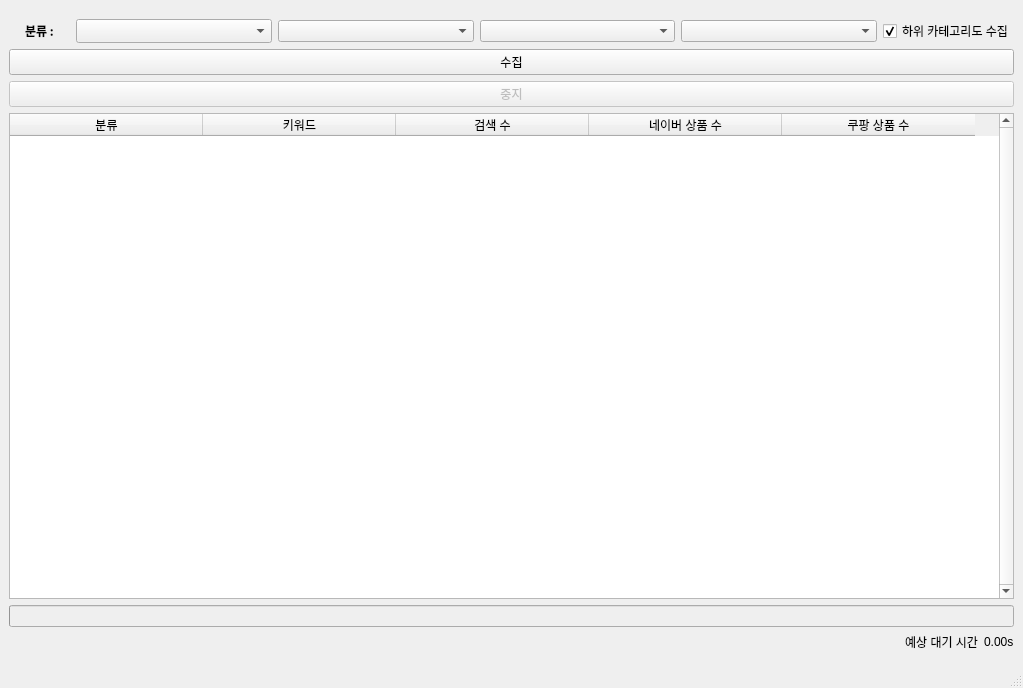
First picture: the form in ui/main_window.ui, repository BK927/my-longtail-keywords-miner, before the edit.
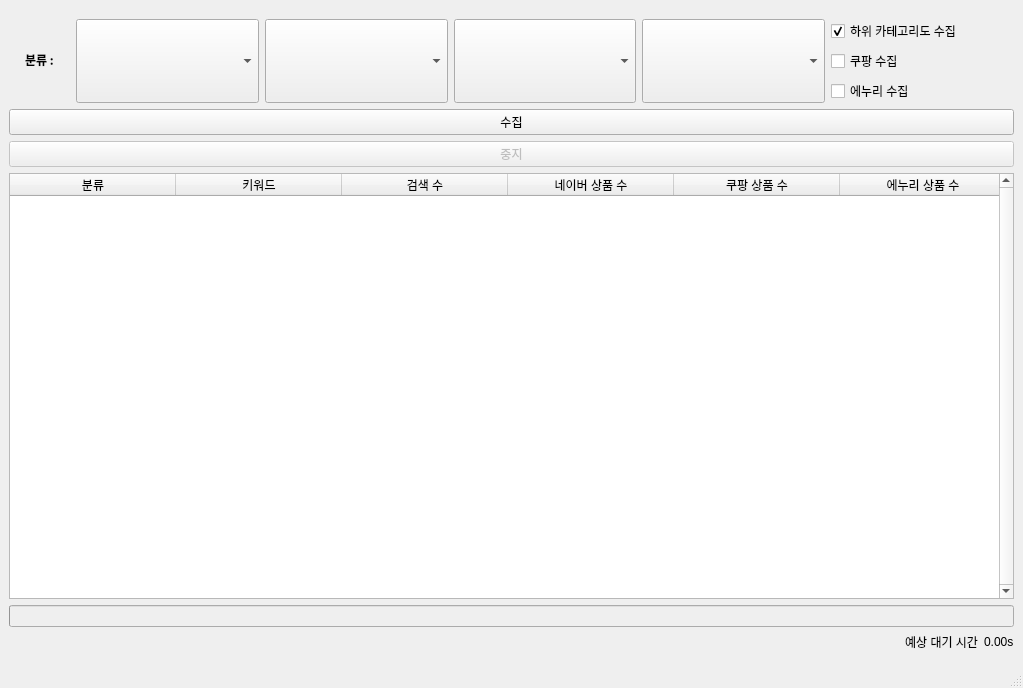
Second picture: the form after the edit.

Commit message: added crawling options, save screenshot for debugging, prevent coupang access denied logic

```diff
--- a/ui/main_window.ui
+++ b/ui/main_window.ui
@@ -76,7 +76,7 @@
         <item>
          <widget class="QComboBox" name="category1">
           <property name="sizePolicy">
-           <sizepolicy hsizetype="Preferred" vsizetype="Fixed">
+           <sizepolicy hsizetype="Preferred" vsizetype="Minimum">
             <horstretch>0</horstretch>
             <verstretch>0</verstretch>
            </sizepolicy>
@@ -95,7 +95,9 @@
           </property>
           <property name="font">
            <font>
-            <pointsize>9</pointsize>
+            <pointsize>12</pointsize>
+            <weight>75</weight>
+            <bold>true</bold>
            </font>
           </property>
           <property name="maxVisibleItems">
@@ -112,7 +114,7 @@
         <item>
          <widget class="QComboBox" name="category2">
           <property name="sizePolicy">
-           <sizepolicy hsizetype="Preferred" vsizetype="Fixed">
+           <sizepolicy hsizetype="Preferred" vsizetype="Minimum">
             <horstretch>0</horstretch>
             <verstretch>0</verstretch>
            </sizepolicy>
@@ -125,7 +127,9 @@
           </property>
           <property name="font">
            <font>
-            <pointsize>9</pointsize>
+            <pointsize>12</pointsize>
+            <weight>75</weight>
+            <bold>true</bold>
            </font>
           </property>
           <property name="maxVisibleItems">
@@ -142,7 +146,7 @@
            <bool>true</bool>
           </property>
           <property name="sizePolicy">
-           <sizepolicy hsizetype="Preferred" vsizetype="Fixed">
+           <sizepolicy hsizetype="Preferred" vsizetype="Minimum">
             <horstretch>0</horstretch>
             <verstretch>0</verstretch>
            </sizepolicy>
@@ -155,7 +159,9 @@
           </property>
           <property name="font">
            <font>
-            <pointsize>9</pointsize>
+            <pointsize>12</pointsize>
+            <weight>75</weight>
+            <bold>true</bold>
            </font>
           </property>
           <property name="maxVisibleItems">
@@ -169,7 +175,7 @@
         <item>
          <widget class="QComboBox" name="category4">
           <property name="sizePolicy">
-           <sizepolicy hsizetype="Preferred" vsizetype="Fixed">
+           <sizepolicy hsizetype="Preferred" vsizetype="Minimum">
             <horstretch>0</horstretch>
             <verstretch>0</verstretch>
            </sizepolicy>
@@ -188,7 +194,9 @@
           </property>
           <property name="font">
            <font>
-            <pointsize>9</pointsize>
+            <pointsize>12</pointsize>
+            <weight>75</weight>
+            <bold>true</bold>
            </font>
           </property>
           <property name="maxVisibleItems">
@@ -200,6 +208,8 @@
          </widget>
         </item>
         <item>
+         <layout class="QVBoxLayout" name="verticalLayout_2">
+          <item>
          <widget class="QCheckBox" name="RecursivieChkBox">
           <property name="sizePolicy">
            <sizepolicy hsizetype="Fixed" vsizetype="Fixed">
@@ -215,6 +225,22 @@
           </property>
          </widget>
         </item>
+          <item>
+           <widget class="QCheckBox" name="coupangChkBox">
+            <property name="text">
+             <string>쿠팡 수집</string>
+            </property>
+           </widget>
+          </item>
+          <item>
+           <widget class="QCheckBox" name="enuriChkBox">
+            <property name="text">
+             <string>에누리 수집</string>
+            </property>
+           </widget>
+          </item>
+         </layout>
+        </item>
        </layout>
       </item>
       <item>
@@ -267,13 +293,13 @@
          <number>0</number>
         </property>
         <property name="columnCount">
-         <number>5</number>
+         <number>6</number>
         </property>
         <attribute name="horizontalHeaderCascadingSectionResizes">
          <bool>false</bool>
         </attribute>
         <attribute name="horizontalHeaderDefaultSectionSize">
-         <number>193</number>
+         <number>166</number>
         </attribute>
         <attribute name="horizontalHeaderShowSortIndicator" stdset="0">
          <bool>false</bool>
@@ -312,6 +338,11 @@
           <string>쿠팡 상품 수</string>
          </property>
         </column>
+        <column>
+         <property name="text">
+          <string>에누리 상품 수</string>
+         </property>
+        </column>
        </widget>
       </item>
       <item>
```
Lines whose indentation alone changed are shown as unchanged. The commit also changes 4 other files.
